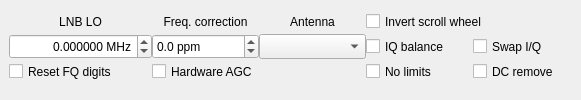
Qt form src/qtgui/dockinputctl.ui (shawnj007/gqrx-touch) before a commit.
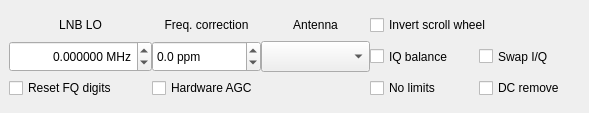
The same form after that commit. Icons and pictures are not drawn.

Patch:
```diff
--- a/src/qtgui/dockinputctl.ui
+++ b/src/qtgui/dockinputctl.ui
@@ -6,12 +6,12 @@
    <rect>
     <x>0</x>
     <y>0</y>
-    <width>581</width>
-    <height>100</height>
+    <width>589</width>
+    <height>113</height>
    </rect>
   </property>
   <property name="sizePolicy">
-   <sizepolicy hsizetype="MinimumExpanding" vsizetype="MinimumExpanding">
+   <sizepolicy hsizetype="MinimumExpanding" vsizetype="Expanding">
     <horstretch>0</horstretch>
     <verstretch>1</verstretch>
    </sizepolicy>
@@ -25,7 +25,7 @@
   <property name="maximumSize">
    <size>
     <width>524287</width>
-    <height>440</height>
+    <height>360</height>
    </size>
   </property>
   <property name="windowIcon">
@@ -51,7 +51,13 @@
      <height>81</height>
     </size>
    </property>
-   <layout class="QVBoxLayout" name="verticalLayout" stretch="0,1">
+   <property name="maximumSize">
+    <size>
+     <width>16777215</width>
+     <height>500</height>
+    </size>
+   </property>
+   <layout class="QVBoxLayout" name="verticalLayout" stretch="0">
     <property name="spacing">
      <number>0</number>
     </property>
@@ -69,6 +75,12 @@
     </property>
     <item>
      <widget class="QFrame" name="frame_input">
+      <property name="sizePolicy">
+       <sizepolicy hsizetype="MinimumExpanding" vsizetype="MinimumExpanding">
+        <horstretch>0</horstretch>
+        <verstretch>0</verstretch>
+       </sizepolicy>
+      </property>
       <property name="minimumSize">
        <size>
         <width>581</width>
@@ -88,12 +100,12 @@
        <property name="spacing">
         <number>0</number>
        </property>
-       <item row="2" column="0">
-        <widget class="QDoubleSpinBox" name="lnbSpinBox">
+       <item row="1" column="3">
+        <widget class="QCheckBox" name="iqBalanceButton">
          <property name="sizePolicy">
-          <sizepolicy hsizetype="MinimumExpanding" vsizetype="Preferred">
+          <sizepolicy hsizetype="MinimumExpanding" vsizetype="MinimumExpanding">
            <horstretch>0</horstretch>
-           <verstretch>0</verstretch>
+           <verstretch>1</verstretch>
           </sizepolicy>
          </property>
          <property name="minimumSize">
@@ -105,38 +117,23 @@
          <property name="maximumSize">
           <size>
            <width>16777215</width>
-           <height>16777215</height>
+           <height>100</height>
           </size>
          </property>
          <property name="toolTip">
           <string>Local oscillator of up or down converter</string>
          </property>
-         <property name="statusTip">
-          <string/>
-         </property>
-         <property name="alignment">
-          <set>Qt::AlignRight|Qt::AlignTrailing|Qt::AlignVCenter</set>
-         </property>
-         <property name="suffix">
-          <string> MHz</string>
-         </property>
-         <property name="decimals">
-          <number>6</number>
-         </property>
-         <property name="minimum">
-          <double>-500000.000000000000000</double>
-         </property>
-         <property name="maximum">
-          <double>500000.000000000000000</double>
+         <property name="text">
+          <string>IQ balance</string>
          </property>
         </widget>
        </item>
        <item row="0" column="0">
         <widget class="QLabel" name="lnbLabel">
          <property name="sizePolicy">
-          <sizepolicy hsizetype="MinimumExpanding" vsizetype="Preferred">
+          <sizepolicy hsizetype="MinimumExpanding" vsizetype="MinimumExpanding">
            <horstretch>0</horstretch>
-           <verstretch>0</verstretch>
+           <verstretch>1</verstretch>
           </sizepolicy>
          </property>
          <property name="minimumSize">
@@ -148,7 +145,7 @@
          <property name="maximumSize">
           <size>
            <width>16777215</width>
-           <height>16777215</height>
+           <height>100</height>
           </size>
          </property>
          <property name="text">
@@ -162,12 +159,102 @@
          </property>
         </widget>
        </item>
-       <item row="2" column="1">
+       <item row="1" column="4">
+        <widget class="QCheckBox" name="iqSwapButton">
+         <property name="sizePolicy">
+          <sizepolicy hsizetype="MinimumExpanding" vsizetype="MinimumExpanding">
+           <horstretch>0</horstretch>
+           <verstretch>1</verstretch>
+          </sizepolicy>
+         </property>
+         <property name="minimumSize">
+          <size>
+           <width>0</width>
+           <height>25</height>
+          </size>
+         </property>
+         <property name="maximumSize">
+          <size>
+           <width>16777215</width>
+           <height>100</height>
+          </size>
+         </property>
+         <property name="toolTip">
+          <string>&lt;html&gt;&lt;head/&gt;&lt;body&gt;&lt;p&gt;Swap the the I/Q channels. This can be useful with audio-based input or when dealing with inverted IF.&lt;/p&gt;&lt;/body&gt;&lt;/html&gt;</string>
+         </property>
+         <property name="text">
+          <string>Swap I/Q</string>
+         </property>
+         <property name="tristate">
+          <bool>false</bool>
+         </property>
+        </widget>
+       </item>
+       <item row="0" column="2">
+        <widget class="QLabel" name="antSelectorLabel">
+         <property name="sizePolicy">
+          <sizepolicy hsizetype="MinimumExpanding" vsizetype="MinimumExpanding">
+           <horstretch>0</horstretch>
+           <verstretch>1</verstretch>
+          </sizepolicy>
+         </property>
+         <property name="minimumSize">
+          <size>
+           <width>0</width>
+           <height>25</height>
+          </size>
+         </property>
+         <property name="maximumSize">
+          <size>
+           <width>16777215</width>
+           <height>100</height>
+          </size>
+         </property>
+         <property name="toolTip">
+          <string>Select active antenna connector</string>
+         </property>
+         <property name="text">
+          <string>Antenna</string>
+         </property>
+         <property name="alignment">
+          <set>Qt::AlignCenter</set>
+         </property>
+        </widget>
+       </item>
+       <item row="2" column="4">
+        <widget class="QCheckBox" name="dcCancelButton">
+         <property name="sizePolicy">
+          <sizepolicy hsizetype="MinimumExpanding" vsizetype="MinimumExpanding">
+           <horstretch>0</horstretch>
+           <verstretch>1</verstretch>
+          </sizepolicy>
+         </property>
+         <property name="minimumSize">
+          <size>
+           <width>0</width>
+           <height>25</height>
+          </size>
+         </property>
+         <property name="maximumSize">
+          <size>
+           <width>16777215</width>
+           <height>100</height>
+          </size>
+         </property>
+         <property name="toolTip">
+          <string>Enable automatic DC removal</string>
+         </property>
+         <property name="text">
+          <string>DC remove</string>
+         </property>
+        </widget>
+       </item>
+       <item row="1" column="1">
         <widget class="QDoubleSpinBox" name="freqCorrSpinBox">
          <property name="sizePolicy">
-          <sizepolicy hsizetype="MinimumExpanding" vsizetype="Preferred">
+          <sizepolicy hsizetype="MinimumExpanding" vsizetype="MinimumExpanding">
            <horstretch>0</horstretch>
-           <verstretch>0</verstretch>
+           <verstretch>1</verstretch>
           </sizepolicy>
          </property>
          <property name="minimumSize">
@@ -179,7 +266,7 @@
          <property name="maximumSize">
           <size>
            <width>16777215</width>
-           <height>16777215</height>
+           <height>100</height>
           </size>
          </property>
          <property name="suffix">
@@ -199,40 +286,12 @@
          </property>
         </widget>
        </item>
-       <item row="0" column="1">
-        <widget class="QLabel" name="freqCorrLabel">
-         <property name="sizePolicy">
-          <sizepolicy hsizetype="MinimumExpanding" vsizetype="Preferred">
-           <horstretch>0</horstretch>
-           <verstretch>0</verstretch>
-          </sizepolicy>
-         </property>
-         <property name="minimumSize">
-          <size>
-           <width>0</width>
-           <height>25</height>
-          </size>
-         </property>
-         <property name="maximumSize">
-          <size>
-           <width>16777215</width>
-           <height>16777215</height>
-          </size>
-         </property>
-         <property name="text">
-          <string>Freq. correction</string>
-         </property>
-         <property name="alignment">
-          <set>Qt::AlignCenter</set>
-         </property>
-        </widget>
-       </item>
-       <item row="2" column="2">
+       <item row="1" column="2">
         <widget class="QComboBox" name="antSelector">
          <property name="sizePolicy">
-          <sizepolicy hsizetype="MinimumExpanding" vsizetype="Preferred">
+          <sizepolicy hsizetype="MinimumExpanding" vsizetype="MinimumExpanding">
            <horstretch>0</horstretch>
-           <verstretch>0</verstretch>
+           <verstretch>1</verstretch>
           </sizepolicy>
          </property>
          <property name="minimumSize">
@@ -244,7 +303,7 @@
          <property name="maximumSize">
           <size>
            <width>16777215</width>
-           <height>16777215</height>
+           <height>100</height>
           </size>
          </property>
          <property name="toolTip">
@@ -252,43 +311,12 @@
          </property>
         </widget>
        </item>
-       <item row="0" column="2">
-        <widget class="QLabel" name="antSelectorLabel">
-         <property name="sizePolicy">
-          <sizepolicy hsizetype="MinimumExpanding" vsizetype="Preferred">
-           <horstretch>0</horstretch>
-           <verstretch>0</verstretch>
-          </sizepolicy>
-         </property>
-         <property name="minimumSize">
-          <size>
-           <width>0</width>
-           <height>25</height>
-          </size>
-         </property>
-         <property name="maximumSize">
-          <size>
-           <width>16777215</width>
-           <height>16777215</height>
-          </size>
-         </property>
-         <property name="toolTip">
-          <string>Select active antenna connector</string>
-         </property>
-         <property name="text">
-          <string>Antenna</string>
-         </property>
-         <property name="alignment">
-          <set>Qt::AlignCenter</set>
-         </property>
-        </widget>
-       </item>
-       <item row="3" column="0">
+       <item row="2" column="0">
         <widget class="QCheckBox" name="freqCtrlResetButton">
          <property name="sizePolicy">
-          <sizepolicy hsizetype="MinimumExpanding" vsizetype="Preferred">
+          <sizepolicy hsizetype="MinimumExpanding" vsizetype="MinimumExpanding">
            <horstretch>0</horstretch>
-           <verstretch>0</verstretch>
+           <verstretch>1</verstretch>
           </sizepolicy>
          </property>
          <property name="minimumSize">
@@ -300,7 +328,7 @@
          <property name="maximumSize">
           <size>
            <width>16777215</width>
-           <height>16777215</height>
+           <height>100</height>
           </size>
          </property>
          <property name="toolTip">
@@ -311,12 +339,37 @@
          </property>
         </widget>
        </item>
-       <item row="3" column="1">
+       <item row="0" column="3" colspan="2">
+        <widget class="QCheckBox" name="invertScrollingButton">
+         <property name="sizePolicy">
+          <sizepolicy hsizetype="MinimumExpanding" vsizetype="MinimumExpanding">
+           <horstretch>0</horstretch>
+           <verstretch>1</verstretch>
+          </sizepolicy>
+         </property>
+         <property name="minimumSize">
+          <size>
+           <width>0</width>
+           <height>25</height>
+          </size>
+         </property>
+         <property name="maximumSize">
+          <size>
+           <width>16777215</width>
+           <height>100</height>
+          </size>
+         </property>
+         <property name="text">
+          <string>Invert scroll wheel</string>
+         </property>
+        </widget>
+       </item>
+       <item row="2" column="1">
         <widget class="QCheckBox" name="agcButton">
          <property name="sizePolicy">
-          <sizepolicy hsizetype="MinimumExpanding" vsizetype="Preferred">
+          <sizepolicy hsizetype="MinimumExpanding" vsizetype="MinimumExpanding">
            <horstretch>0</horstretch>
-           <verstretch>0</verstretch>
+           <verstretch>1</verstretch>
           </sizepolicy>
          </property>
          <property name="minimumSize">
@@ -328,7 +381,7 @@
          <property name="maximumSize">
           <size>
            <width>16777215</width>
-           <height>16777215</height>
+           <height>100</height>
           </size>
          </property>
          <property name="toolTip">
@@ -339,96 +392,55 @@
          </property>
         </widget>
        </item>
+       <item row="1" column="0">
+        <widget class="QDoubleSpinBox" name="lnbSpinBox">
+         <property name="sizePolicy">
+          <sizepolicy hsizetype="MinimumExpanding" vsizetype="MinimumExpanding">
+           <horstretch>0</horstretch>
+           <verstretch>1</verstretch>
+          </sizepolicy>
+         </property>
+         <property name="minimumSize">
+          <size>
+           <width>0</width>
+           <height>25</height>
+          </size>
+         </property>
+         <property name="maximumSize">
+          <size>
+           <width>16777215</width>
+           <height>100</height>
+          </size>
+         </property>
+         <property name="toolTip">
+          <string>Local oscillator of up or down converter</string>
+         </property>
+         <property name="statusTip">
+          <string/>
+         </property>
+         <property name="alignment">
+          <set>Qt::AlignRight|Qt::AlignTrailing|Qt::AlignVCenter</set>
+         </property>
+         <property name="suffix">
+          <string> MHz</string>
+         </property>
+         <property name="decimals">
+          <number>6</number>
+         </property>
+         <property name="minimum">
+          <double>-500000.000000000000000</double>
+         </property>
+         <property name="maximum">
+          <double>500000.000000000000000</double>
+         </property>
+        </widget>
+       </item>
        <item row="2" column="3">
-        <widget class="QCheckBox" name="iqBalanceButton">
-         <property name="sizePolicy">
-          <sizepolicy hsizetype="MinimumExpanding" vsizetype="Preferred">
-           <horstretch>0</horstretch>
-           <verstretch>0</verstretch>
-          </sizepolicy>
-         </property>
-         <property name="minimumSize">
-          <size>
-           <width>0</width>
-           <height>25</height>
-          </size>
-         </property>
-         <property name="maximumSize">
-          <size>
-           <width>16777215</width>
-           <height>16777215</height>
-          </size>
-         </property>
-         <property name="toolTip">
-          <string>Enable automatic I/Q balance (requires gr-iqbal component)</string>
-         </property>
-         <property name="text">
-          <string>IQ balance</string>
-         </property>
-        </widget>
-       </item>
-       <item row="2" column="4">
-        <widget class="QCheckBox" name="iqSwapButton">
-         <property name="sizePolicy">
-          <sizepolicy hsizetype="MinimumExpanding" vsizetype="Preferred">
-           <horstretch>0</horstretch>
-           <verstretch>0</verstretch>
-          </sizepolicy>
-         </property>
-         <property name="minimumSize">
-          <size>
-           <width>0</width>
-           <height>25</height>
-          </size>
-         </property>
-         <property name="maximumSize">
-          <size>
-           <width>16777215</width>
-           <height>16777215</height>
-          </size>
-         </property>
-         <property name="toolTip">
-          <string>&lt;html&gt;&lt;head/&gt;&lt;body&gt;&lt;p&gt;Swap the the I/Q channels. This can be useful with audio-based input or when dealing with inverted IF.&lt;/p&gt;&lt;/body&gt;&lt;/html&gt;</string>
-         </property>
-         <property name="text">
-          <string>Swap I/Q</string>
-         </property>
-         <property name="tristate">
-          <bool>false</bool>
-         </property>
-        </widget>
-       </item>
-       <item row="0" column="3" colspan="2">
-        <widget class="QCheckBox" name="invertScrollingButton">
-         <property name="sizePolicy">
-          <sizepolicy hsizetype="MinimumExpanding" vsizetype="Preferred">
-           <horstretch>0</horstretch>
-           <verstretch>0</verstretch>
-          </sizepolicy>
-         </property>
-         <property name="minimumSize">
-          <size>
-           <width>0</width>
-           <height>25</height>
-          </size>
-         </property>
-         <property name="maximumSize">
-          <size>
-           <width>16777215</width>
-           <height>16777215</height>
-          </size>
-         </property>
-         <property name="text">
-          <string>Invert scroll wheel</string>
-         </property>
-        </widget>
-       </item>
-       <item row="3" column="3">
         <widget class="QCheckBox" name="ignoreButton">
          <property name="sizePolicy">
-          <sizepolicy hsizetype="MinimumExpanding" vsizetype="Preferred">
+          <sizepolicy hsizetype="MinimumExpanding" vsizetype="MinimumExpanding">
            <horstretch>0</horstretch>
-           <verstretch>0</verstretch>
+           <verstretch>1</verstretch>
           </sizepolicy>
          </property>
          <property name="minimumSize">
@@ -440,7 +452,7 @@
          <property name="maximumSize">
           <size>
            <width>16777215</width>
-           <height>16777215</height>
+           <height>100</height>
           </size>
          </property>
          <property name="toolTip">
@@ -451,12 +463,12 @@
          </property>
         </widget>
        </item>
-       <item row="3" column="4">
-        <widget class="QCheckBox" name="dcCancelButton">
+       <item row="0" column="1">
+        <widget class="QLabel" name="freqCorrLabel">
          <property name="sizePolicy">
-          <sizepolicy hsizetype="MinimumExpanding" vsizetype="Preferred">
+          <sizepolicy hsizetype="MinimumExpanding" vsizetype="MinimumExpanding">
            <horstretch>0</horstretch>
-           <verstretch>0</verstretch>
+           <verstretch>1</verstretch>
           </sizepolicy>
          </property>
          <property name="minimumSize">
@@ -468,33 +480,23 @@
          <property name="maximumSize">
           <size>
            <width>16777215</width>
-           <height>16777215</height>
+           <height>100</height>
           </size>
          </property>
          <property name="toolTip">
           <string>Enable automatic DC removal</string>
          </property>
          <property name="text">
-          <string>DC remove</string>
+          <string>Freq. correction</string>
+         </property>
+         <property name="alignment">
+          <set>Qt::AlignCenter</set>
          </property>
         </widget>
        </item>
       </layout>
      </widget>
     </item>
-    <item>
-     <spacer name="verticalSpacer">
-      <property name="orientation">
-       <enum>Qt::Vertical</enum>
-      </property>
-      <property name="sizeHint" stdset="0">
-       <size>
-        <width>20</width>
-        <height>0</height>
-       </size>
-      </property>
-     </spacer>
-    </item>
    </layout>
   </widget>
  </widget>
```
Left out of the diff: 5 changed lines with no effect on the pictures.
